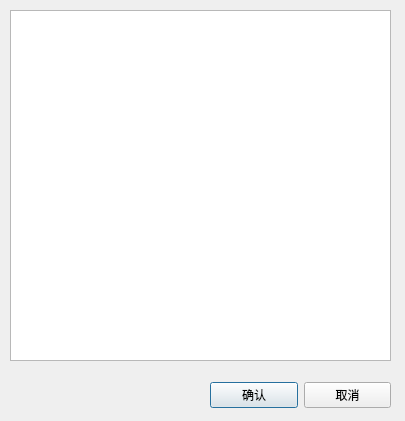
This is WindowSelectionDialog.ui in K1ngSY/ASA-Faerie as Qt 5 draws it before an edit. The edited form follows.
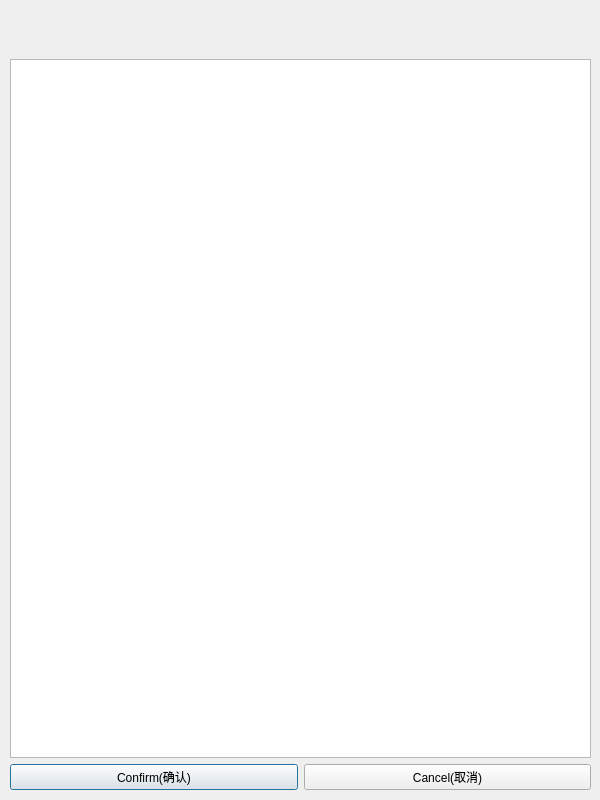
This is the edited form.

The edit to the form file:
```diff
--- a/WindowSelectionDialog.ui
+++ b/WindowSelectionDialog.ui
@@ -6,60 +6,76 @@
    <rect>
     <x>0</x>
     <y>0</y>
-    <width>405</width>
-    <height>421</height>
+    <width>600</width>
+    <height>800</height>
    </rect>
   </property>
+  <property name="minimumSize">
+   <size>
+    <width>600</width>
+    <height>800</height>
+   </size>
+  </property>
+  <property name="maximumSize">
+   <size>
+    <width>600</width>
+    <height>800</height>
+   </size>
+  </property>
   <property name="windowTitle">
    <string>Dialog</string>
   </property>
-  <widget class="QListWidget" name="listWidget">
+  <widget class="QWidget" name="verticalLayoutWidget">
    <property name="geometry">
     <rect>
      <x>10</x>
-     <y>10</y>
-     <width>381</width>
-     <height>351</height>
+     <y>59</y>
+     <width>581</width>
+     <height>731</height>
     </rect>
-   </property>
-  </widget>
-  <widget class="QWidget" name="horizontalLayoutWidget">
-   <property name="geometry">
-    <rect>
-     <x>210</x>
-     <y>380</y>
-     <width>181</width>
-     <height>31</height>
-    </rect>
-   </property>
+   </property>
+   <layout class="QVBoxLayout" name="verticalLayout">
+    <item>
+     <widget class="QListWidget" name="listWidget">
+      <property name="maximumSize">
+       <size>
+        <width>16777215</width>
+        <height>16777215</height>
+       </size>
+      </property>
+     </widget>
+    </item>
+    <item>
    <layout class="QHBoxLayout" name="horizontalLayout">
     <item>
      <widget class="QPushButton" name="okButton">
       <property name="text">
-       <string>确认</string>
+         <string>Confirm(确认)</string>
       </property>
      </widget>
     </item>
     <item>
      <widget class="QPushButton" name="cancelButton">
       <property name="text">
-       <string>取消</string>
-      </property>
-     </widget>
+         <string>Cancel(取消)</string>
+        </property>
+       </widget>
+      </item>
+     </layout>
     </item>
    </layout>
   </widget>
   <widget class="QLabel" name="label1">
    <property name="geometry">
     <rect>
-     <x>20</x>
-     <y>380</y>
-     <width>171</width>
-     <height>31</height>
+     <x>140</x>
+     <y>10</y>
+     <width>311</width>
+     <height>41</height>
     </rect>
    </property>
    <property name="text">
-    <string>&lt;html&gt;&lt;head/&gt;&lt;body&gt;&lt;p&gt;&lt;br/&gt;&lt;/p&gt;&lt;/body&gt;&lt;/html&gt;</string>
+    <string/>
    </property>
   </widget>
  </widget>
```
Lines whose indentation alone changed are shown as unchanged.
